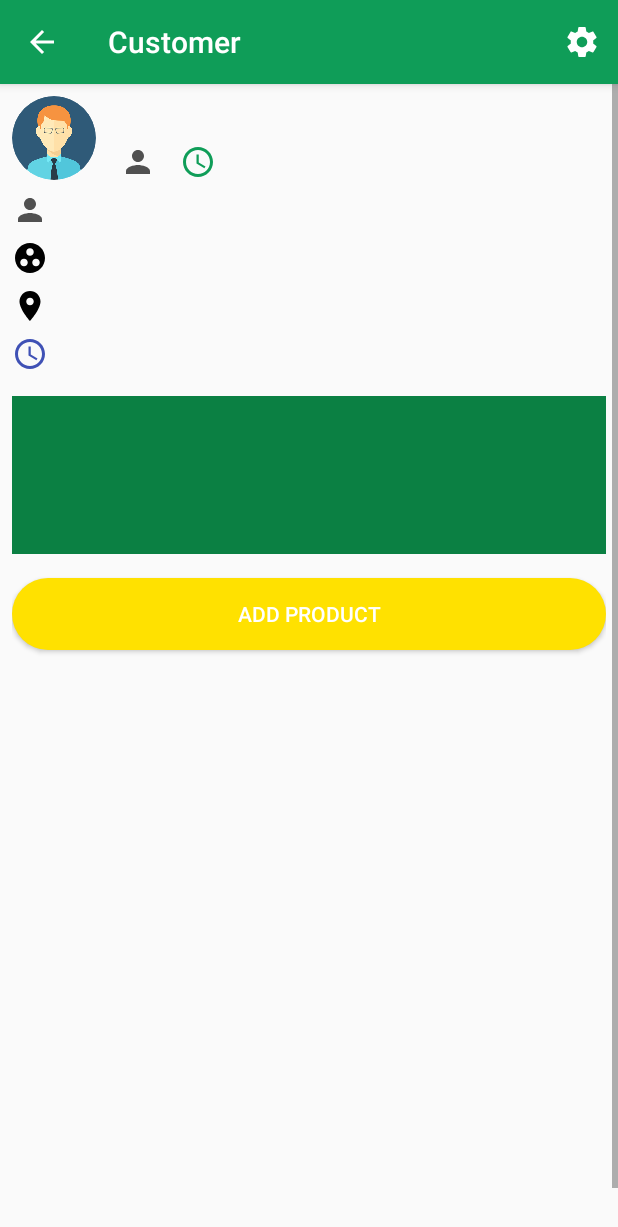
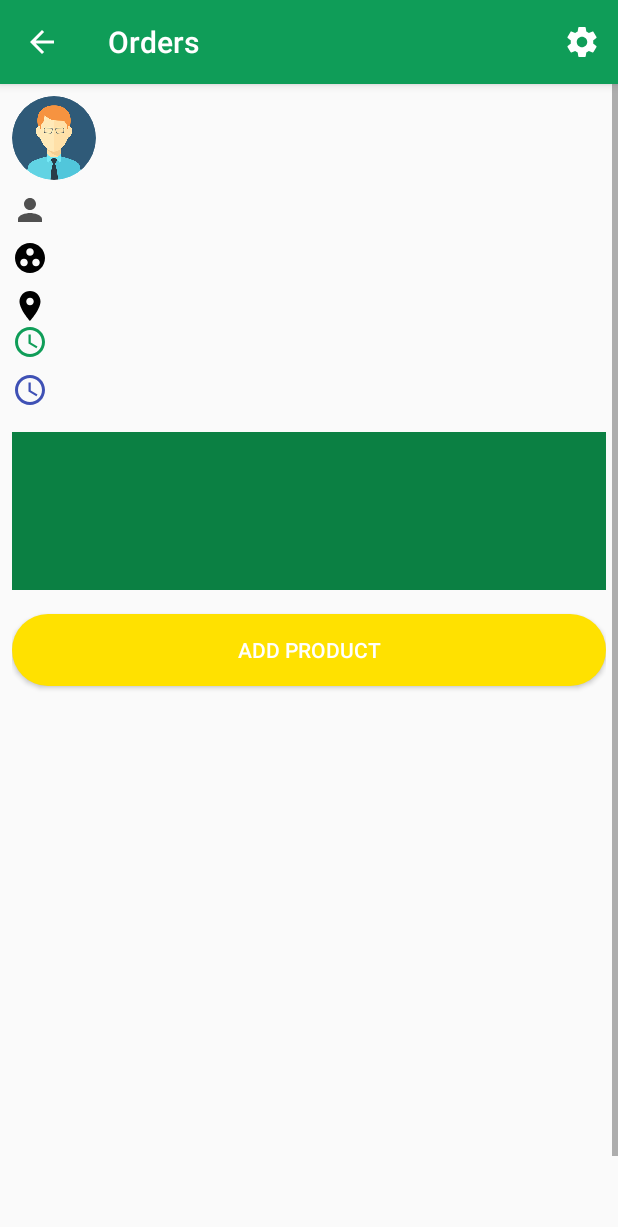
Before and after one commit to DucHanhVu/Produk, an Android app: the fragment OrderDetailFragment placed in its activity, on a phone screen of 412 x 824 dp. Shown: the top 1227 px of the screen. Run offline under Robolectric (Android 15) with nearby library versions, the phone set to English and light mode, and no system bars; our stand-ins replace ButterKnife, CircleImageView, Firebase (no records; nobody signed in at launch, a user with empty details on screens opened directly); libraries missing offline, so code that uses them is left out: com.arlib.floatingsearchview; pictures from the network do not load; 2 statements that could not run were skipped.

Commit message:
Updated 26/5

```diff
--- a/app/src/main/java/vn/viviu/produk/activities/MainActivity.java
+++ b/app/src/main/java/vn/viviu/produk/activities/MainActivity.java
@@ -31,16 +31,16 @@ import com.google.firebase.database.ValueEventListener;
 import com.google.firebase.storage.StorageReference;
 
 import vn.viviu.produk.R;
+import vn.viviu.produk.activities.login.LoginActivity;
 import vn.viviu.produk.callbacks.OnBackPressListener;
-import vn.viviu.produk.fragments.order.OrdersFragment;
-import vn.viviu.produk.models.User;
-import vn.viviu.produk.activities.login.LoginActivity;
 import vn.viviu.produk.callbacks.OnFragmentChangedListener;
+import vn.viviu.produk.fragments.HomeFragment;
 import vn.viviu.produk.fragments.check_in.CheckInFragment;
 import vn.viviu.produk.fragments.customer.CustomerFragment;
-import vn.viviu.produk.fragments.HomeFragment;
+import vn.viviu.produk.fragments.order.OrdersFragment;
 import vn.viviu.produk.fragments.statistical.StatisticFragment;
 import vn.viviu.produk.fragments.work.WorkFragment;
+import vn.viviu.produk.models.User;
 import vn.viviu.produk.utils.Key;
 import vn.viviu.produk.utils.StorageUtil;
 import vn.viviu.produk.utils.StringUtil;
@@ -112,7 +112,7 @@ public class MainActivity extends AppCompatActivity
         if (savedInstanceState == null) {
             fm = getSupportFragmentManager();
             transaction = fm.beginTransaction();
-            transaction.add(R.id.container_main, new CustomerFragment()).commit();
+            transaction.replace(R.id.container_main, new OrdersFragment()).commit();
         }
     }
 
--- a/app/src/main/java/vn/viviu/produk/adapters/CustomerAdapter.java
+++ b/app/src/main/java/vn/viviu/produk/adapters/CustomerAdapter.java
@@ -65,6 +65,11 @@ public class CustomerAdapter extends RecyclerView.Adapter<CustomerAdapter.Custom
         return customers.size();
     }
 
+    public void update(List<Customer> newList) {
+        customers = newList;
+        notifyDataSetChanged();
+    }
+
     public class CustomerHolder extends RecyclerView.ViewHolder implements View.OnClickListener {
         private CircleImageView avatar;
         private TextView customerName;
--- a/app/src/main/java/vn/viviu/produk/adapters/OrderAdapter.java
+++ b/app/src/main/java/vn/viviu/produk/adapters/OrderAdapter.java
@@ -106,6 +106,11 @@ public class OrderAdapter extends RecyclerView.Adapter<OrderAdapter.OrderHolder>
         return orderList.size();
     }
 
+    public void update(List<Order> newOrder) {
+        orderList = newOrder;
+        notifyDataSetChanged();
+    }
+
     class OrderHolder extends RecyclerView.ViewHolder implements View.OnClickListener {
         @BindView(R.id.tv_order_customer)
         TextView tvOrderCustomer;
--- a/app/src/main/java/vn/viviu/produk/adapters/OrderDetailAdapter.java
+++ b/app/src/main/java/vn/viviu/produk/adapters/OrderDetailAdapter.java
@@ -99,6 +99,11 @@ public class OrderDetailAdapter extends RecyclerView.Adapter<OrderDetailAdapter.
         return chiTietBans.size();
     }
 
+    public void update(List<ChiTietBan> newList) {
+        chiTietBans = newList;
+        notifyDataSetChanged();
+    }
+
     protected class OrderDetailHolder extends RecyclerView.ViewHolder implements View.OnClickListener {
         @BindView(R.id.img_product_detail)
         ImageView imgProductDetail;
--- a/app/src/main/java/vn/viviu/produk/fragments/order/OrdersFragment.java
+++ b/app/src/main/java/vn/viviu/produk/fragments/order/OrdersFragment.java
@@ -6,7 +6,6 @@ import android.os.Bundle;
 import android.support.annotation.NonNull;
 import android.support.annotation.Nullable;
 import android.support.v4.app.Fragment;
-import android.support.v4.app.FragmentActivity;
 import android.support.v7.widget.LinearLayoutManager;
 import android.support.v7.widget.RecyclerView;
 import android.view.LayoutInflater;
@@ -15,11 +14,11 @@ import android.view.ViewGroup;
 
 import com.arlib.floatingsearchview.FloatingSearchView;
 
+import java.util.ArrayList;
 import java.util.List;
 
 import butterknife.BindView;
 import butterknife.ButterKnife;
-import butterknife.OnClick;
 import butterknife.Unbinder;
 import vn.viviu.produk.R;
 import vn.viviu.produk.adapters.OrderAdapter;
@@ -80,6 +79,13 @@ public class OrdersFragment extends BaseFragment implements OrderView,
         if (getArguments() != null) {
 
         } else {
+            orderList = new ArrayList<>(0);
+            adapter = new OrderAdapter(getContext(), orderList, passDataListener);
+            rvOrders.setAdapter(adapter);
+            rvOrders.setLayoutManager(new LinearLayoutManager(
+                    getContext(),
+                    LinearLayoutManager.VERTICAL,
+                    false));
             orderPre.getOrder();
         }
         return view;
@@ -111,12 +117,7 @@ public class OrdersFragment extends BaseFragment implements OrderView,
     @Override
     public void setOrders(List<Order> orderList) {
         this.orderList = orderList;
-        adapter = new OrderAdapter(getContext(), orderList, passDataListener);
-        rvOrders.setAdapter(adapter);
-        rvOrders.setLayoutManager(new LinearLayoutManager(
-                getContext(),
-                LinearLayoutManager.VERTICAL,
-                false));
+        adapter.update(orderList);
     }
 
     OnPassDataListener passDataListener = (position, type) -> {
--- a/app/src/main/res/layout/fragment_order_detail.xml
+++ b/app/src/main/res/layout/fragment_order_detail.xml
@@ -26,7 +26,6 @@
                 android:layout_width="match_parent"
                 android:layout_height="wrap_content"
                 android:layout_alignParentEnd="true"
-                android:layout_alignParentTop="true"
                 android:layout_marginStart="@dimen/padding_16"
                 android:layout_toEndOf="@id/avt_customer_order_detail"
                 android:textColor="@color/black"
@@ -37,23 +36,9 @@
                 android:id="@+id/tv_ngdat_detail"
                 android:layout_width="wrap_content"
                 android:layout_height="wrap_content"
-                android:layout_alignBottom="@+id/avt_customer_order_detail"
-                android:layout_alignStart="@+id/tv_customer_detail"
-                android:drawablePadding="@dimen/space_padding"
-                android:drawableStart="@drawable/ic_person_black_24dp" />
-
-            <TextView
-                android:id="@+id/tv_order_date_detail"
-                android:layout_width="wrap_content"
-                android:layout_height="wrap_content"
-                android:layout_marginStart="@dimen/space_padding"
-                android:layout_alignBottom="@+id/avt_customer_order_detail"
-                android:layout_toEndOf="@+id/tv_ngdat_detail"
-                android:drawablePadding="@dimen/space_padding"
-                android:drawableStart="@drawable/ic_time_green"
-                android:textStyle="italic" />
+                android:layout_alignParentBottom="true"
+                android:layout_alignStart="@+id/tv_customer_detail" />
         </RelativeLayout>
-
 
         <TextView
             android:id="@+id/tv_ngban_detail"
@@ -79,6 +64,14 @@
             android:layout_marginTop="@dimen/space_padding"
             android:drawablePadding="@dimen/space_padding"
             android:drawableStart="@drawable/ic_menu_visit" />
+
+        <TextView
+            android:id="@+id/tv_order_date_detail"
+            android:layout_width="wrap_content"
+            android:layout_height="wrap_content"
+            android:drawablePadding="@dimen/space_padding"
+            android:drawableStart="@drawable/ic_time_green"
+            android:textStyle="italic" />
 
         <TextView
             android:id="@+id/tv_delivery_date_detail"
```
Also changed, not shown: app/src/main/java/vn/viviu/produk/fragments/customer/CustomerFragment.java (+12 -4 lines), app/src/main/java/vn/viviu/produk/fragments/order/OrderDetailFragment.java (+15 -9 lines).
